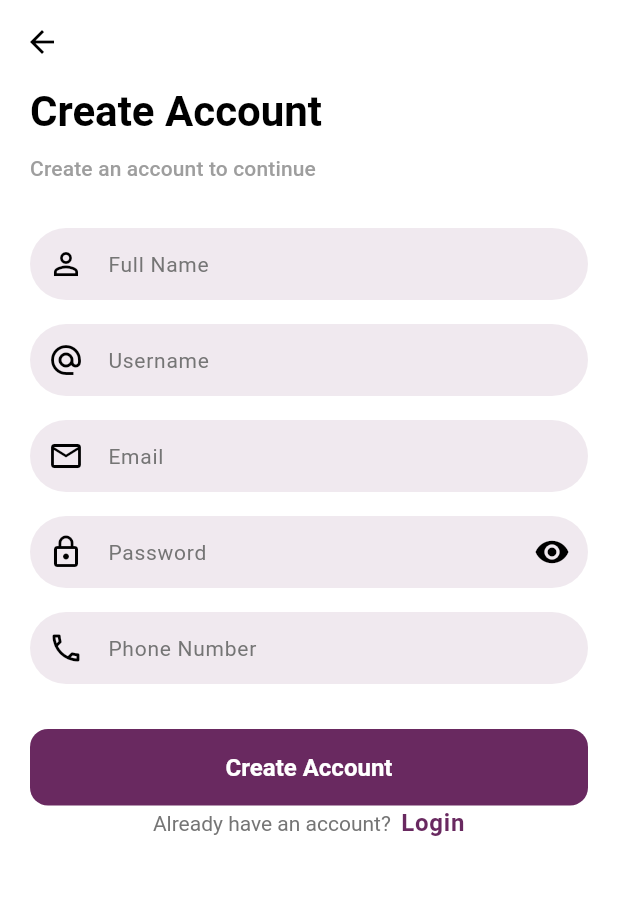
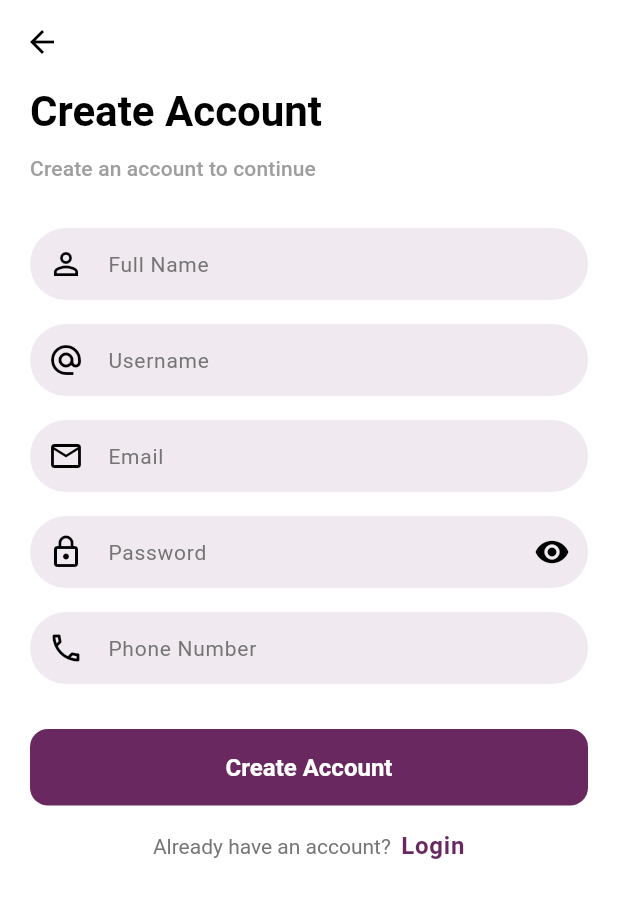
Before and after one commit to Engineerbabu777/chat_app_v1, a Flutter app: the SignUpScreen screen opened directly, on a phone screen of 412 x 824 dp. Shown: the top 898 px of the screen. Run offline on Flutter 3.47's test engine with Material 3 defaults, Android fonts, the phone set to English and light mode, and no system bars.

Commit message:
add(disposing): disposing done for all vars in signup screen

```diff
--- a/lib/presentation/screens/auth/signup_screen.dart
+++ b/lib/presentation/screens/auth/signup_screen.dart
@@ -1,3 +1,5 @@
+// ignore_for_file: unused_field
+
 import 'package:chat_app/core/common/custom_button.dart';
 import 'package:chat_app/core/common/custom_text_field.dart';
 import 'package:flutter/gestures.dart';
@@ -11,11 +13,19 @@ class SignUpScreen extends StatefulWidget {
 }
 
 class _SignUpScreenState extends State<SignUpScreen> {
+  final _formKey = GlobalKey<FormState>();
   final TextEditingController emailController = TextEditingController();
   final TextEditingController paswordController = TextEditingController();
   final TextEditingController usernameController = TextEditingController();
   final TextEditingController phoneController = TextEditingController();
   final TextEditingController nameController = TextEditingController();
+
+  final bool _isPasswordVisible = false;
+  final _nameFocus = FocusNode();
+  final _usernameFocus = FocusNode();
+  final _emailFocus = FocusNode();
+  final _passwordFocus = FocusNode();
+  final _phoneFocus = FocusNode();
 
   @override
   void dispose() {
@@ -24,6 +34,12 @@ class _SignUpScreenState extends State<SignUpScreen> {
     usernameController.dispose();
     phoneController.dispose();
     nameController.dispose();
+
+    _nameFocus.dispose();
+    _phoneFocus.dispose();
+    _usernameFocus.dispose();
+    _emailFocus.dispose();
+    _passwordFocus.dispose();
 
     super.dispose();
   }
@@ -34,6 +50,7 @@ class _SignUpScreenState extends State<SignUpScreen> {
       appBar: AppBar(),
       body: SafeArea(
         child: Form(
+          key: _formKey,
           child: SingleChildScrollView(
             padding: const EdgeInsets.symmetric(horizontal: 20.0),
             child: Column(
@@ -92,6 +109,8 @@ class _SignUpScreenState extends State<SignUpScreen> {
 
                 CustomButton(onPressed: () {}, text: "Create Account"),
 
+                SizedBox(height: 15),
+
                 Center(
                   child: RichText(
                     text: TextSpan(
```
